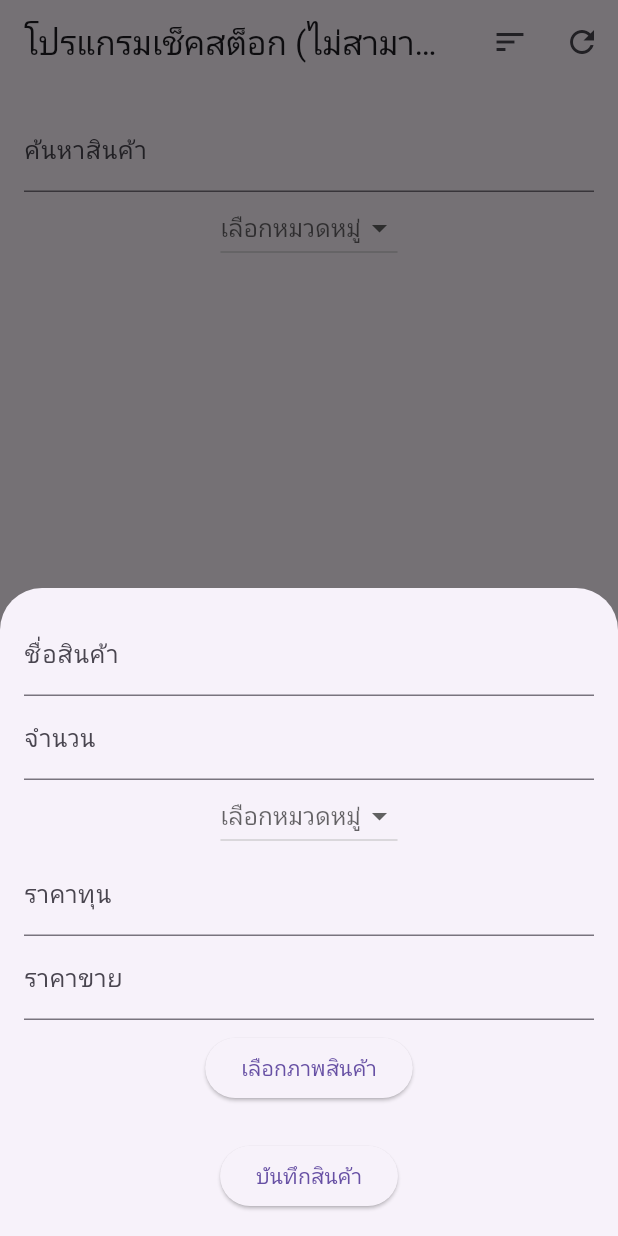
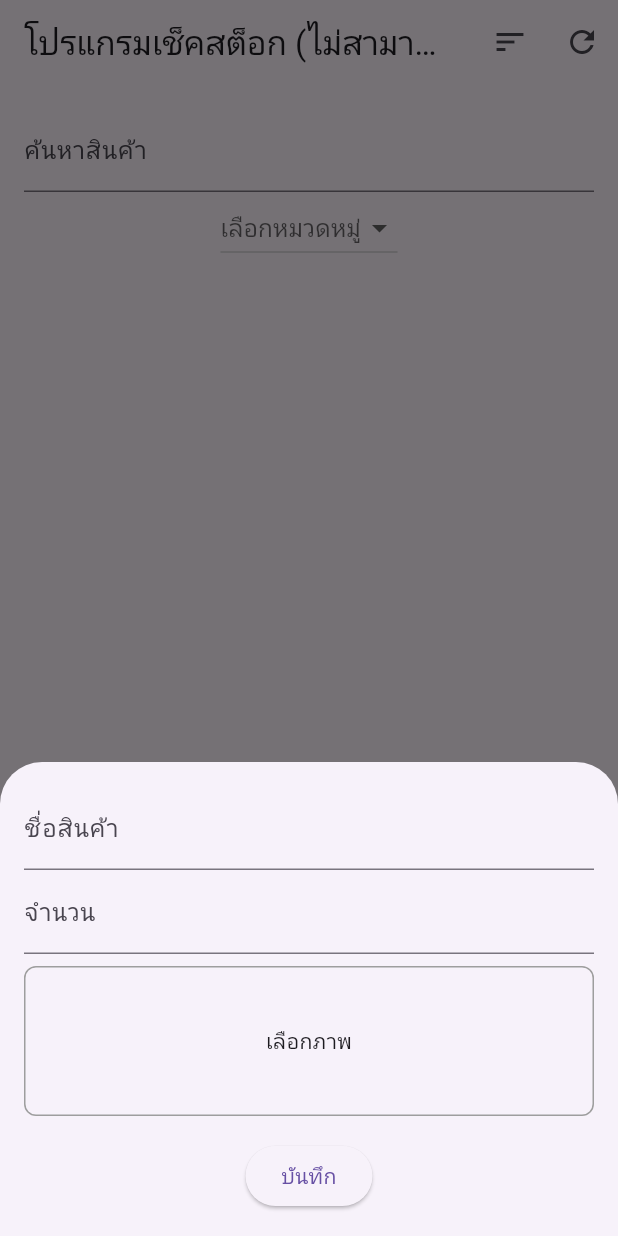
Before and after one commit to Gas-nontachai/MiniProjectMobileApp, a Flutter app: the screen it shows after launch, after a tap on the "add" icon, on a phone screen of 412 x 824 dp. Run offline on Flutter 3.47's test engine with Material 3 defaults, Android fonts, the phone set to English and light mode, and no system bars; our stand-ins replace image_picker, shared_preferences; network calls fail.

```diff
--- a/lib/main.dart
+++ b/lib/main.dart
@@ -146,7 +146,16 @@ class _StockCheckScreenState extends State<StockCheckScreen> {
                 subtitle: Text('จำนวน: ${product['quantity']}'),
                 leading: product['image'] != null
                     ? GestureDetector(
-                        onTap: () => _fullScreenImage(product['image']),
+                        onTap: () {
+                          Navigator.push(
+                            context,
+                            MaterialPageRoute(
+                              builder: (context) => FullScreenImage(
+                                imagePath: product['image'],
+                              ),
+                            ),
+                          );
+                        },
                         child: Image.file(
                           File(product['image']),
                           width: 50,
@@ -187,7 +196,7 @@ class _StockCheckScreenState extends State<StockCheckScreen> {
     );
   }
 
-  Future<String> fetchWeather() async {
+  Future<Widget> fetchWeather() async {
     const city = 'Nakhon Ratchasima'; // ชื่อเมือง
     const apikey = '6086f32e68c2465cb21204519242309'; // ใส่ API Key ที่ถูกต้อง
 
@@ -197,7 +206,7 @@ class _StockCheckScreenState extends State<StockCheckScreen> {
 
     if (response.statusCode == 200) {
       final data = jsonDecode(response.body);
-      return 'นครราชสีมา อุณหภูมิ: ${data['current']['temp_c']} °C'; // อุณหภูมิเป็น °C
+      return '\n นครราชสีมา อุณหภูมิ: ${data['current']['temp_c']} °C';
     } else {
       print('Response status: ${response.statusCode}');
       print('Response body: ${response.body}');
@@ -310,7 +319,14 @@ class _StockCheckScreenState extends State<StockCheckScreen> {
                             product['image'] != null
                                 ? GestureDetector(
                                     onTap: () {
-                                      _fullScreenImage(product['image']);
+                                      Navigator.push(
+                                        context,
+                                        MaterialPageRoute(
+                                          builder: (context) => FullScreenImage(
+                                            imagePath: product['image'],
+                                          ),
+                                        ),
+                                      );
                                     },
                                     child: Image.file(
                                       File(product['image']),
@@ -361,29 +377,25 @@ class AddProductModal extends StatefulWidget {
 }
 
 class _AddProductModalState extends State<AddProductModal> {
-  final TextEditingController _nameController = TextEditingController();
-  final TextEditingController _quantityController = TextEditingController();
-  final TextEditingController _costPriceController = TextEditingController();
-  final TextEditingController _sellingPriceController = TextEditingController();
-  String? _selectedCategory;
+  final _nameController = TextEditingController();
+  final _quantityController = TextEditingController();
   XFile? _imageFile;
 
   @override
   void initState() {
     super.initState();
     if (widget.existingProduct != null) {
-      final product = widget.existingProduct!;
-      _nameController.text = product['name'];
-      _quantityController.text = product['quantity'].toString();
-      _costPriceController.text = product['cost_price'].toString();
-      _sellingPriceController.text = product['selling_price'].toString();
-      _selectedCategory = product['category'];
+      _nameController.text = widget.existingProduct!['name'];
+      _quantityController.text = widget.existingProduct!['quantity'].toString();
+      _imageFile = widget.existingProduct!['image'] != null
+          ? XFile(widget.existingProduct!['image'])
+          : null;
     }
   }
 
   Future<void> _pickImage() async {
-    final ImagePicker _picker = ImagePicker();
-    final XFile? image = await _picker.pickImage(source: ImageSource.gallery);
+    final ImagePicker picker = ImagePicker();
+    final XFile? image = await picker.pickImage(source: ImageSource.gallery);
     setState(() {
       _imageFile = image;
     });
@@ -420,51 +432,38 @@ class _AddProductModalState extends State<AddProductModal> {
           ),
           TextField(
             controller: _quantityController,
-            decoration: const InputDecoration(labelText: 'จำนวน'),
-            keyboardType: TextInputType.number,
-          ),
-          DropdownButton<String>(
-            hint: const Text('เลือกหมวดหมู่'),
-            value: _selectedCategory,
-            items: widget.categories.map((String category) {
-              return DropdownMenuItem<String>(
-                value: category,
-                child: Text(category),
-              );
-            }).toList(),
-            onChanged: (String? newValue) {
-              setState(() {
-                _selectedCategory = newValue;
-              });
-            },
-          ),
-          TextField(
-            controller: _costPriceController,
-            decoration: const InputDecoration(labelText: 'ราคาทุน'),
-            keyboardType: TextInputType.number,
-          ),
-          TextField(
-            controller: _sellingPriceController,
-            decoration: const InputDecoration(labelText: 'ราคาขาย'),
+            decoration: const InputDecoration(
+              labelText: 'จำนวน',
+            ),
             keyboardType: TextInputType.number,
           ),
           const SizedBox(height: 8),
-          ElevatedButton(
-            onPressed: _pickImage,
-            child: const Text('เลือกภาพสินค้า'),
+          GestureDetector(
+            onTap: _pickImage,
+            child: Container(
+              height: 100,
+              width: double.infinity,
+              decoration: BoxDecoration(
+                border: Border.all(color: Colors.grey),
+                borderRadius: BorderRadius.circular(8.0),
+              ),
+              child: _imageFile == null
+                  ? const Center(child: Text('เลือกภาพ'))
+                  : Image.file(
+                      File(_imageFile!.path),
+                      fit: BoxFit.cover,
+                    ),
+            ),
           ),
-          const SizedBox(height: 8),
-          if (_imageFile != null)
-            Image.file(
-              File(_imageFile!.path),
-              width: 100,
-              height: 100,
-              fit: BoxFit.cover,
-            ),
           const SizedBox(height: 16),
           ElevatedButton(
-            onPressed: _submit,
-            child: const Text('บันทึกสินค้า'),
+            onPressed: () {
+              final name = _nameController.text;
+              final quantity = int.tryParse(_quantityController.text) ?? 0;
+              widget.onAddProduct(name, quantity, _imageFile);
+              Navigator.pop(context);
+            },
+            child: const Text('บันทึก'),
           ),
         ],
       ),
```
